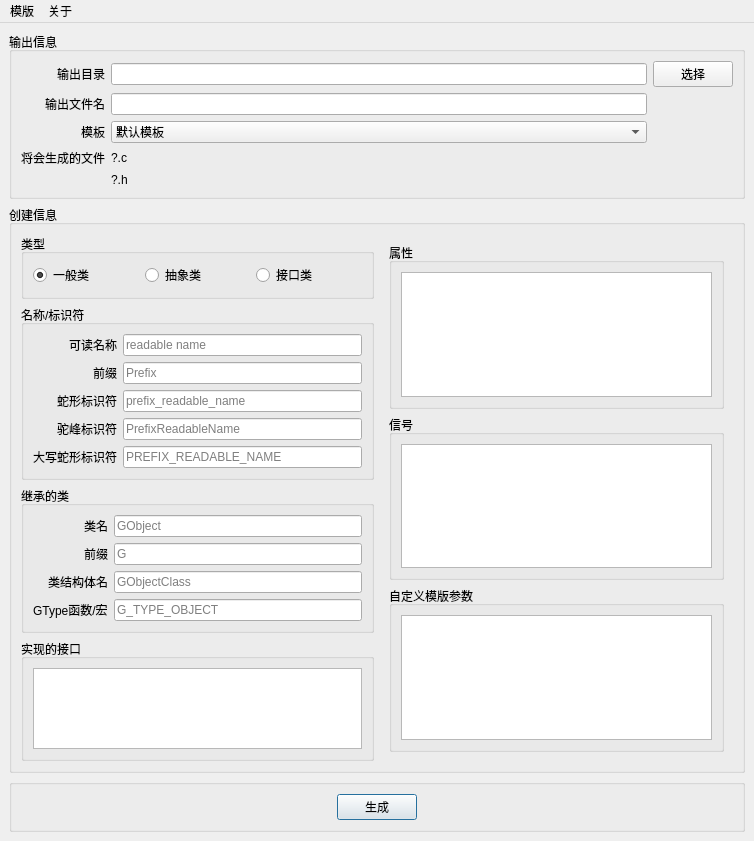
Qt form MainWindow.ui (tajoy/GOC) before a commit.
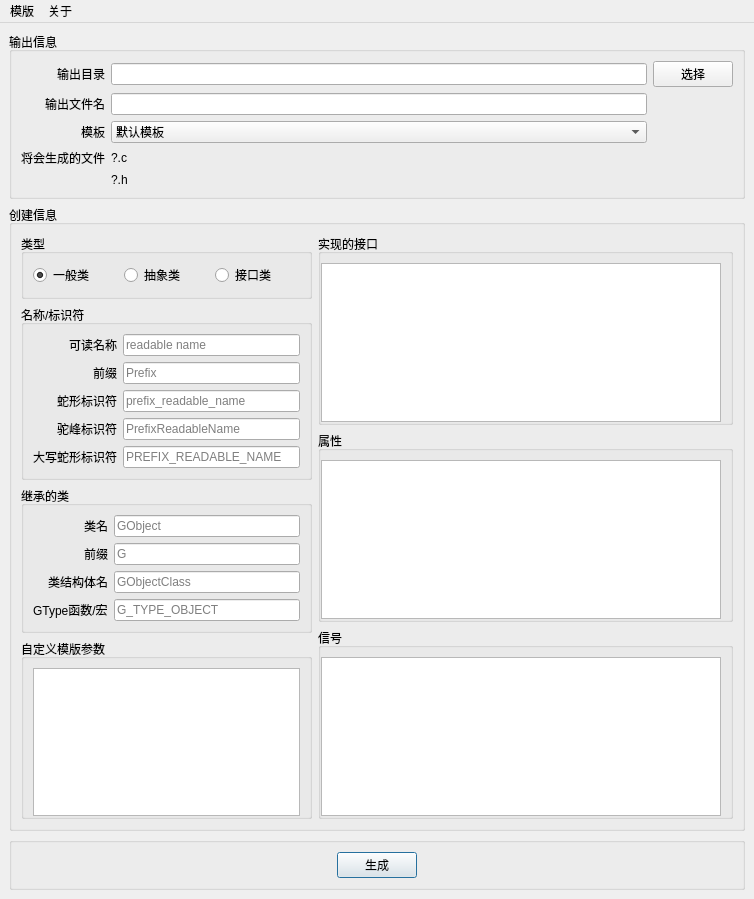
The same form after that commit.

What changed in the file:
```diff
--- a/MainWindow.ui
+++ b/MainWindow.ui
@@ -7,7 +7,7 @@
     <x>0</x>
     <y>0</y>
     <width>754</width>
-    <height>841</height>
+    <height>899</height>
    </rect>
   </property>
   <property name="sizePolicy">
@@ -141,6 +141,9 @@
               <property name="text">
                <string>抽象类</string>
               </property>
+              <property name="checked">
+               <bool>false</bool>
+              </property>
              </widget>
             </item>
             <item>
@@ -331,17 +334,25 @@
           </widget>
          </item>
          <item>
-          <widget class="QGroupBox" name="groupBox_3">
+          <widget class="QGroupBox" name="groupBox_8">
            <property name="title">
-            <string>实现的接口</string>
+            <string>自定义模版参数</string>
            </property>
-           <layout class="QVBoxLayout" name="verticalLayout_6">
+           <layout class="QVBoxLayout" name="verticalLayout_15">
+            <property name="spacing">
+             <number>0</number>
+            </property>
+            <property name="leftMargin">
+             <number>9</number>
+            </property>
+            <property name="rightMargin">
+             <number>9</number>
+            </property>
+            <property name="bottomMargin">
+             <number>0</number>
+            </property>
             <item>
-             <widget class="QTableView" name="lstImplInteface">
-              <property name="toolTip">
-               <string>请填写获取GType的表达式/函数/宏!</string>
-              </property>
-             </widget>
+             <widget class="QTableView" name="lstCustomParameters"/>
             </item>
            </layout>
           </widget>
@@ -351,14 +362,60 @@
        <item>
         <widget class="QFrame" name="formFrame">
          <layout class="QVBoxLayout" name="verticalLayout_3">
+          <property name="margin">
+           <number>0</number>
+          </property>
+          <item>
+           <widget class="QGroupBox" name="groupBox_3">
+            <property name="title">
+             <string>实现的接口</string>
+            </property>
+            <layout class="QVBoxLayout" name="verticalLayout_6">
+             <property name="spacing">
+              <number>0</number>
+             </property>
+             <property name="leftMargin">
+              <number>0</number>
+             </property>
+             <property name="bottomMargin">
+              <number>0</number>
+             </property>
+             <item>
+              <widget class="QTableView" name="lstImplInteface">
+               <property name="toolTip">
+                <string>请填写获取GType的表达式/函数/宏!</string>
+               </property>
+              </widget>
+             </item>
+            </layout>
+           </widget>
+          </item>
           <item>
            <widget class="QGroupBox" name="groupBox">
             <property name="title">
              <string>属性</string>
             </property>
             <layout class="QVBoxLayout" name="verticalLayout_4">
+             <property name="spacing">
+              <number>0</number>
+             </property>
+             <property name="leftMargin">
+              <number>0</number>
+             </property>
+             <property name="bottomMargin">
+              <number>0</number>
+             </property>
              <item>
               <widget class="QTableView" name="lstProperties">
+               <property name="minimumSize">
+                <size>
+                 <width>400</width>
+                 <height>0</height>
+                </size>
+               </property>
+               <property name="toolTip">
+                <string/>
+               </property>
                <property name="styleSheet">
                 <string notr="true"/>
                </property>
@@ -373,24 +430,27 @@
              <string>信号</string>
             </property>
             <layout class="QVBoxLayout" name="verticalLayout_5">
+             <property name="spacing">
+              <number>0</number>
+             </property>
+             <property name="leftMargin">
+              <number>0</number>
+             </property>
+             <property name="topMargin">
+              <number>9</number>
+             </property>
+             <property name="rightMargin">
+              <number>9</number>
+             </property>
+             <property name="bottomMargin">
+              <number>0</number>
+             </property>
              <item>
               <widget class="QTableView" name="lstSignals"/>
              </item>
             </layout>
            </widget>
           </item>
-          <item>
-           <widget class="QGroupBox" name="groupBox_8">
-            <property name="title">
-             <string>自定义模版参数</string>
-            </property>
-            <layout class="QVBoxLayout" name="verticalLayout_15">
-             <item>
-              <widget class="QTableView" name="lstCustomParameters"/>
-             </item>
-            </layout>
-           </widget>
-          </item>
          </layout>
         </widget>
        </item>
```
Left out of the diff: 2 changed lines with no effect on the pictures.
